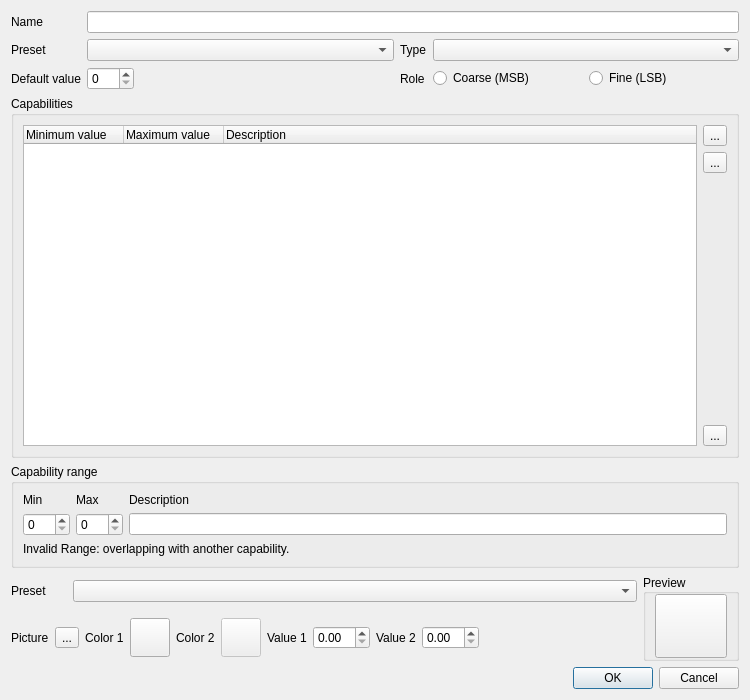
The window that fixtureeditor/editchannel.ui (mcallegari/qlcplus) describes before a commit, drawn with Qt 5.
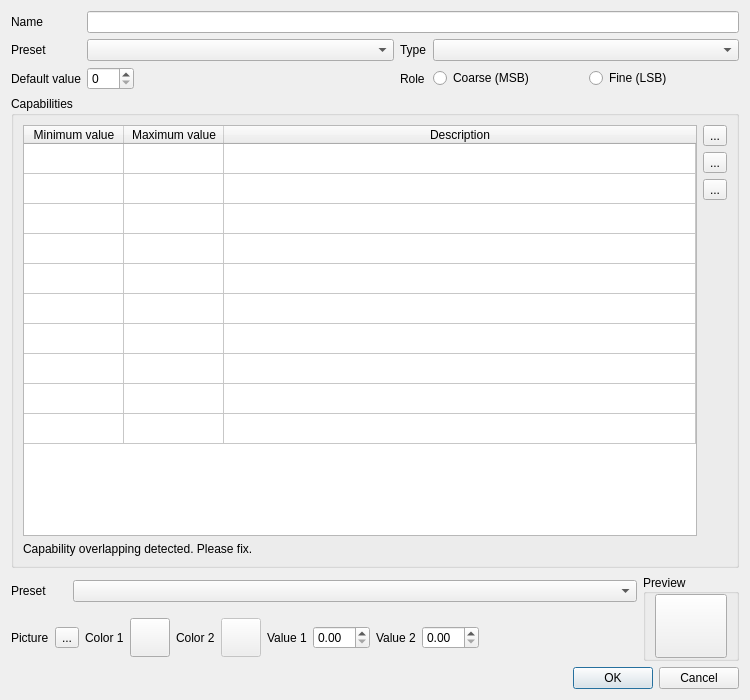
The same window after the commit. Icons and pictures are not drawn.

Commit message:
fixture editor: reworked EditChannel UI to use a QTableWidget
This makes capability creation much faster
TODO: overlapping

Patch:
```diff
--- a/fixtureeditor/editchannel.ui
+++ b/fixtureeditor/editchannel.ui
@@ -158,104 +158,7 @@
     </layout>
    </item>
    <item row="8" column="0" colspan="2">
-    <layout class="QHBoxLayout" name="m_capValueGroup">
-     <item>
-      <widget class="QGroupBox" name="m_valueGroup">
-       <property name="sizePolicy">
-        <sizepolicy hsizetype="Preferred" vsizetype="Fixed">
-         <horstretch>0</horstretch>
-         <verstretch>0</verstretch>
-        </sizepolicy>
-       </property>
-       <property name="title">
-        <string>Capability range</string>
-       </property>
-       <layout class="QGridLayout" name="_2">
-        <item row="2" column="0">
-         <widget class="QSpinBox" name="m_minSpin">
-          <property name="sizePolicy">
-           <sizepolicy hsizetype="Fixed" vsizetype="Fixed">
-            <horstretch>0</horstretch>
-            <verstretch>0</verstretch>
-           </sizepolicy>
-          </property>
-          <property name="accelerated">
-           <bool>true</bool>
-          </property>
-          <property name="maximum">
-           <number>255</number>
-          </property>
-         </widget>
-        </item>
-        <item row="1" column="0">
-         <widget class="QLabel" name="m_minLabel">
-          <property name="sizePolicy">
-           <sizepolicy hsizetype="Preferred" vsizetype="Preferred">
-            <horstretch>0</horstretch>
-            <verstretch>0</verstretch>
-           </sizepolicy>
-          </property>
-          <property name="text">
-           <string>Min</string>
-          </property>
-         </widget>
-        </item>
-        <item row="1" column="1">
-         <widget class="QLabel" name="m_maxLabel">
-          <property name="sizePolicy">
-           <sizepolicy hsizetype="Preferred" vsizetype="Preferred">
-            <horstretch>0</horstretch>
-            <verstretch>0</verstretch>
-           </sizepolicy>
-          </property>
-          <property name="text">
-           <string>Max</string>
-          </property>
-         </widget>
-        </item>
-        <item row="2" column="2">
-         <widget class="QLineEdit" name="m_descriptionEdit"/>
-        </item>
-        <item row="1" column="2">
-         <widget class="QLabel" name="m_descriptionLabel">
-          <property name="sizePolicy">
-           <sizepolicy hsizetype="Preferred" vsizetype="Preferred">
-            <horstretch>0</horstretch>
-            <verstretch>0</verstretch>
-           </sizepolicy>
-          </property>
-          <property name="text">
-           <string>Description</string>
-          </property>
-         </widget>
-        </item>
-        <item row="2" column="1">
-         <widget class="QSpinBox" name="m_maxSpin">
-          <property name="sizePolicy">
-           <sizepolicy hsizetype="Fixed" vsizetype="Fixed">
-            <horstretch>0</horstretch>
-            <verstretch>0</verstretch>
-           </sizepolicy>
-          </property>
-          <property name="accelerated">
-           <bool>true</bool>
-          </property>
-          <property name="maximum">
-           <number>255</number>
-          </property>
-         </widget>
-        </item>
-        <item row="3" column="0" colspan="3">
-         <widget class="QLabel" name="m_invalidMinMax">
-          <property name="text">
-           <string>Invalid Range: overlapping with another capability.</string>
-          </property>
-         </widget>
-        </item>
-       </layout>
-      </widget>
-     </item>
-    </layout>
+    <layout class="QHBoxLayout" name="m_capValueGroup"/>
    </item>
    <item row="10" column="0" colspan="2">
     <widget class="QDialogButtonBox" name="buttonBox">
@@ -279,6 +182,47 @@
       <string>Capabilities</string>
      </property>
      <layout class="QGridLayout" name="gridLayout">
+      <item row="0" column="0" rowspan="6">
+       <widget class="QTableWidget" name="m_capabilityList">
+        <property name="rowCount">
+         <number>10</number>
+        </property>
+        <property name="columnCount">
+         <number>3</number>
+        </property>
+        <attribute name="horizontalHeaderStretchLastSection">
+         <bool>true</bool>
+        </attribute>
+        <attribute name="verticalHeaderVisible">
+         <bool>false</bool>
+        </attribute>
+        <row/>
+        <row/>
+        <row/>
+        <row/>
+        <row/>
+        <row/>
+        <row/>
+        <row/>
+        <row/>
+        <row/>
+        <column>
+         <property name="text">
+          <string>Minimum value</string>
+         </property>
+        </column>
+        <column>
+         <property name="text">
+          <string>Maximum value</string>
+         </property>
+        </column>
+        <column>
+         <property name="text">
+          <string>Description</string>
+         </property>
+        </column>
+       </widget>
+      </item>
       <item row="0" column="1">
        <widget class="QToolButton" name="m_addCapabilityButton">
         <property name="toolTip">
@@ -300,19 +244,6 @@
        </widget>
       </item>
       <item row="2" column="1">
-       <spacer>
-        <property name="orientation">
-         <enum>Qt::Vertical</enum>
-        </property>
-        <property name="sizeHint" stdset="0">
-         <size>
-          <width>20</width>
-          <height>84</height>
-         </size>
-        </property>
-       </spacer>
-      </item>
-      <item row="3" column="1">
        <widget class="QToolButton" name="m_wizardButton">
         <property name="toolTip">
          <string>Capability wizard</string>
@@ -352,37 +283,32 @@
         </property>
        </widget>
       </item>
-      <item row="0" column="0" rowspan="4">
-       <widget class="QTreeWidget" name="m_capabilityList">
-        <property name="alternatingRowColors">
-         <bool>true</bool>
+      <item row="6" column="0">
+       <widget class="QLabel" name="m_invalidMinMax">
+        <property name="sizePolicy">
+         <sizepolicy hsizetype="Preferred" vsizetype="Fixed">
+          <horstretch>0</horstretch>
+          <verstretch>0</verstretch>
+         </sizepolicy>
         </property>
-        <property name="rootIsDecorated">
-         <bool>false</bool>
+        <property name="text">
+         <string>Capability overlapping detected. Please fix.</string>
         </property>
-        <property name="itemsExpandable">
-         <bool>false</bool>
-        </property>
-        <property name="allColumnsShowFocus">
-         <bool>true</bool>
-        </property>
-        <column>
-         <property name="text">
-          <string>Minimum value</string>
-         </property>
-        </column>
-        <column>
-         <property name="text">
-          <string>Maximum value</string>
-         </property>
-        </column>
-        <column>
-         <property name="text">
-          <string>Description</string>
-         </property>
-        </column>
        </widget>
       </item>
+      <item row="3" column="1" rowspan="4">
+       <spacer>
+        <property name="orientation">
+         <enum>Qt::Vertical</enum>
+        </property>
+        <property name="sizeHint" stdset="0">
+         <size>
+          <width>20</width>
+          <height>84</height>
+         </size>
+        </property>
+       </spacer>
+      </item>
      </layout>
     </widget>
    </item>
```
Left out of the diff: 5 changed lines with no effect on the pictures. The commit also changes 2 other files.
